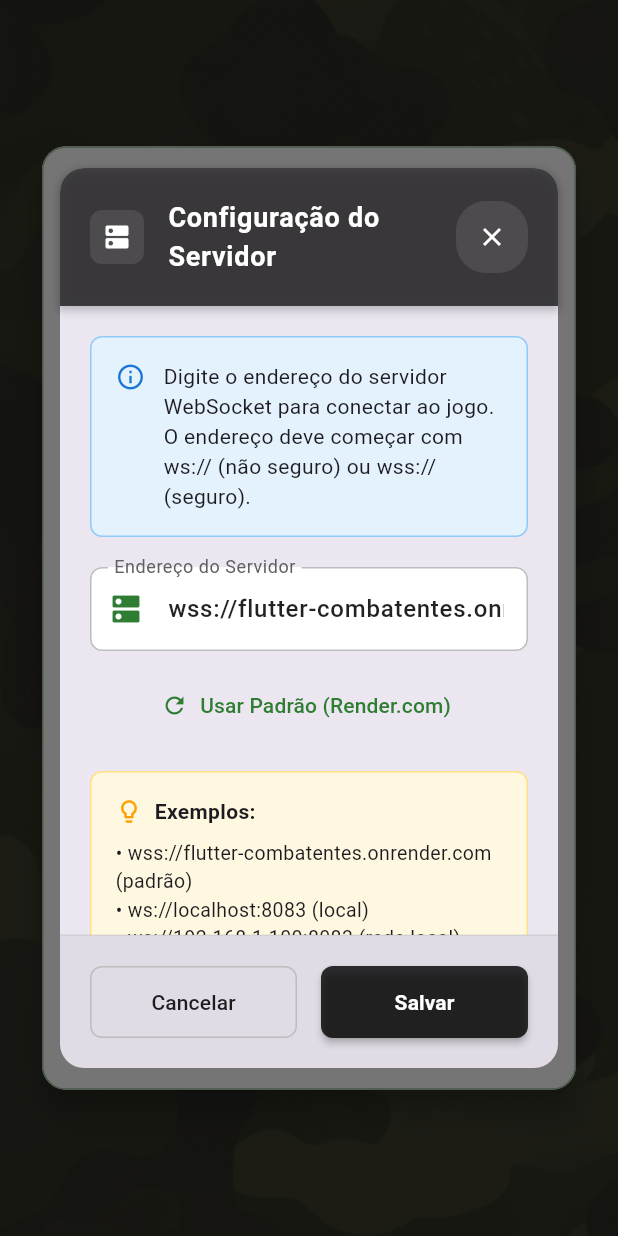
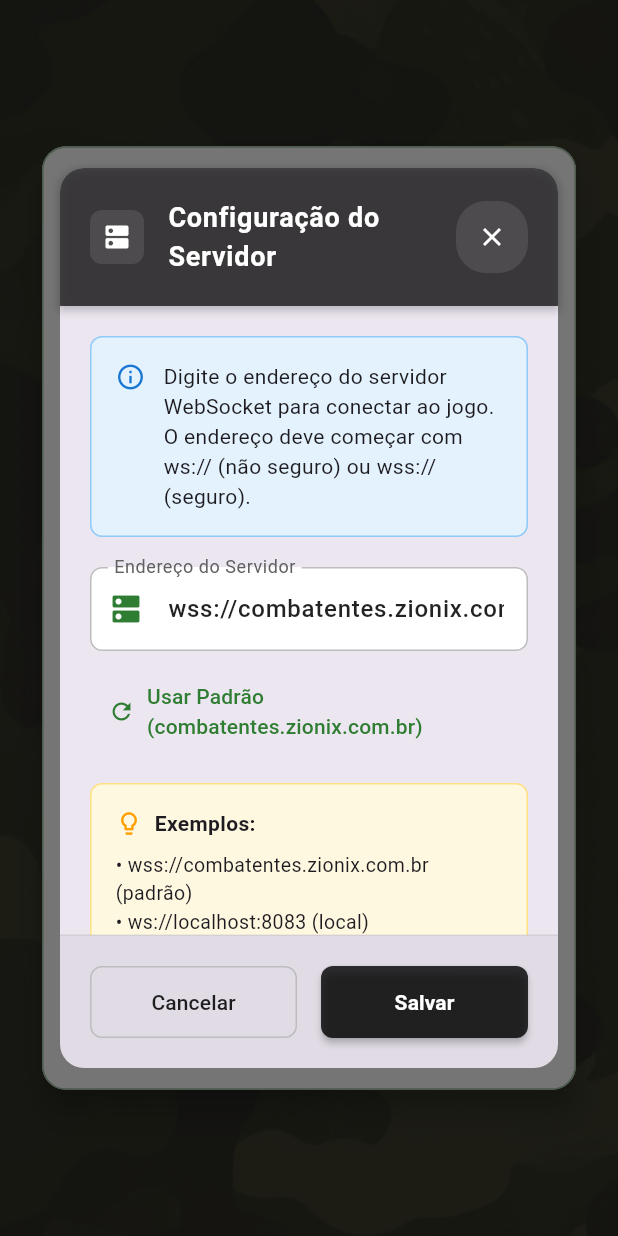
Before and after one commit to pablogeokar/flutter-combatentes, a Flutter app: the screen it shows after launch, after a tap on "ENTRAR NO JOGO", after a tap on "Configurar Servidor", on a phone screen of 412 x 824 dp. Run offline on Flutter 3.47's test engine with Material 3 defaults, Android fonts, the phone set to English and light mode, and no system bars; our stand-ins replace audioplayers, flutter_riverpod, shared_preferences; network calls fail.

Commit message:
atualizando o endereço do servidor on-line

```diff
--- a/lib/services/user_preferences.dart
+++ b/lib/services/user_preferences.dart
@@ -7,8 +7,7 @@ class UserPreferences {
   static const String _fileName = 'combatentes_user.json';
   static const String _userNameKey = 'user_name';
   static const String _serverAddressKey = 'server_address';
-  static const String _defaultServerAddress =
-      'wss://flutter-combatentes.onrender.com';
+  static const String _defaultServerAddress = 'wss://combatentes.zionix.com.br';
 
   static String? _cachedUserName;
   static String? _cachedServerAddress;
--- a/lib/ui/server_config_dialog.dart
+++ b/lib/ui/server_config_dialog.dart
@@ -27,7 +27,7 @@ class _ServerConfigDialogState extends State<ServerConfigDialog> {
       final currentServer = await UserPreferences.getServerAddress();
       _serverController.text = currentServer;
     } catch (e) {
-      _serverController.text = 'wss://flutter-combatentes.onrender.com';
+      _serverController.text = 'wss://combatentes.zionix.com.br';
     } finally {
       setState(() => _isLoading = false);
     }
@@ -85,7 +85,7 @@ class _ServerConfigDialogState extends State<ServerConfigDialog> {
   }
 
   void _resetToDefault() {
-    _serverController.text = 'wss://flutter-combatentes.onrender.com';
+    _serverController.text = 'wss://combatentes.zionix.com.br';
   }
 
   @override
@@ -222,8 +222,7 @@ class _ServerConfigDialogState extends State<ServerConfigDialog> {
                               ),
                               decoration: InputDecoration(
                                 labelText: 'Endereço do Servidor',
-                                hintText:
-                                    'wss://flutter-combatentes.onrender.com',
+                                hintText: 'wss://combatentes.zionix.com.br',
                                 prefixIcon: Icon(
                                   Icons.dns,
                                   color: MilitaryThemeWidgets.primaryGreen,
@@ -274,7 +273,9 @@ class _ServerConfigDialogState extends State<ServerConfigDialog> {
                             TextButton.icon(
                               onPressed: _resetToDefault,
                               icon: const Icon(Icons.refresh, size: 18),
-                              label: const Text('Usar Padrão (Render.com)'),
+                              label: const Text(
+                                'Usar Padrão (combatentes.zionix.com.br)',
+                              ),
                               style: TextButton.styleFrom(
                                 foregroundColor:
                                     MilitaryThemeWidgets.primaryGreen,
@@ -313,7 +314,7 @@ class _ServerConfigDialogState extends State<ServerConfigDialog> {
                                   ),
                                   const SizedBox(height: 8),
                                   const Text(
-                                    '• wss://flutter-combatentes.onrender.com (padrão)\n'
+                                    '• wss://combatentes.zionix.com.br (padrão)\n'
                                     '• ws://localhost:8083 (local)\n'
                                     '• ws://192.168.1.100:8083 (rede local)',
                                     style: TextStyle(fontSize: 13),
```
